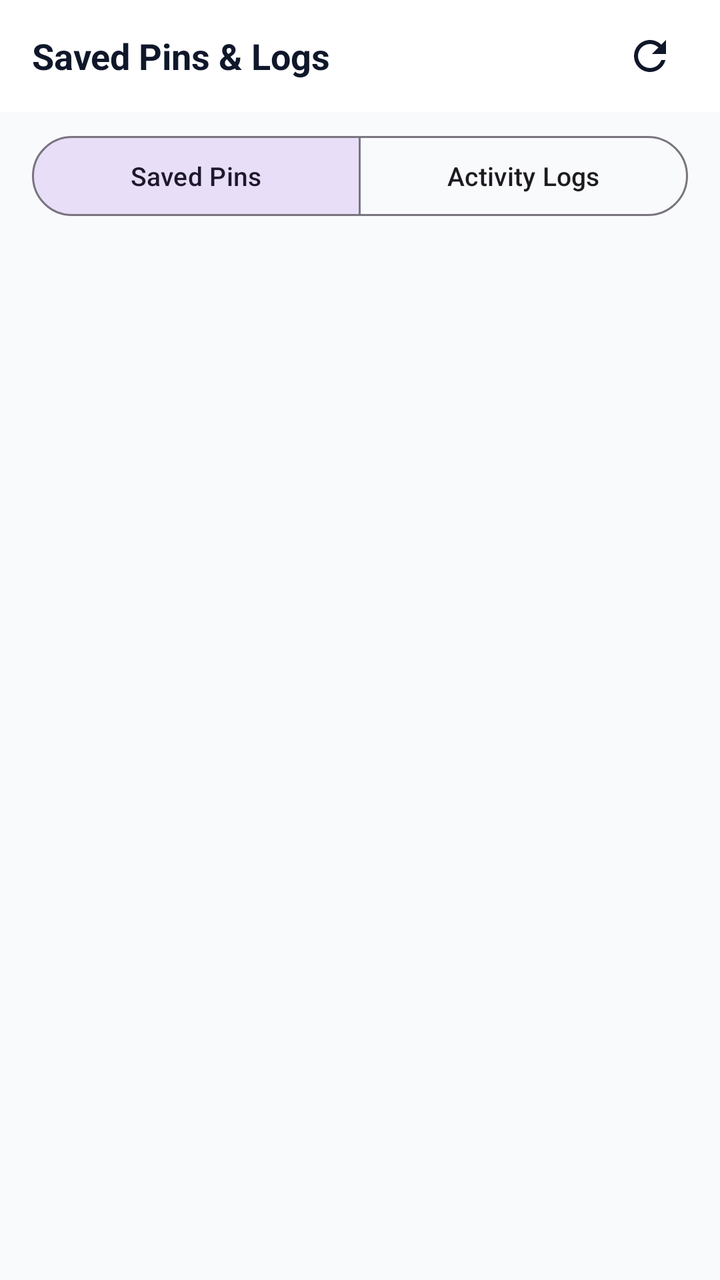
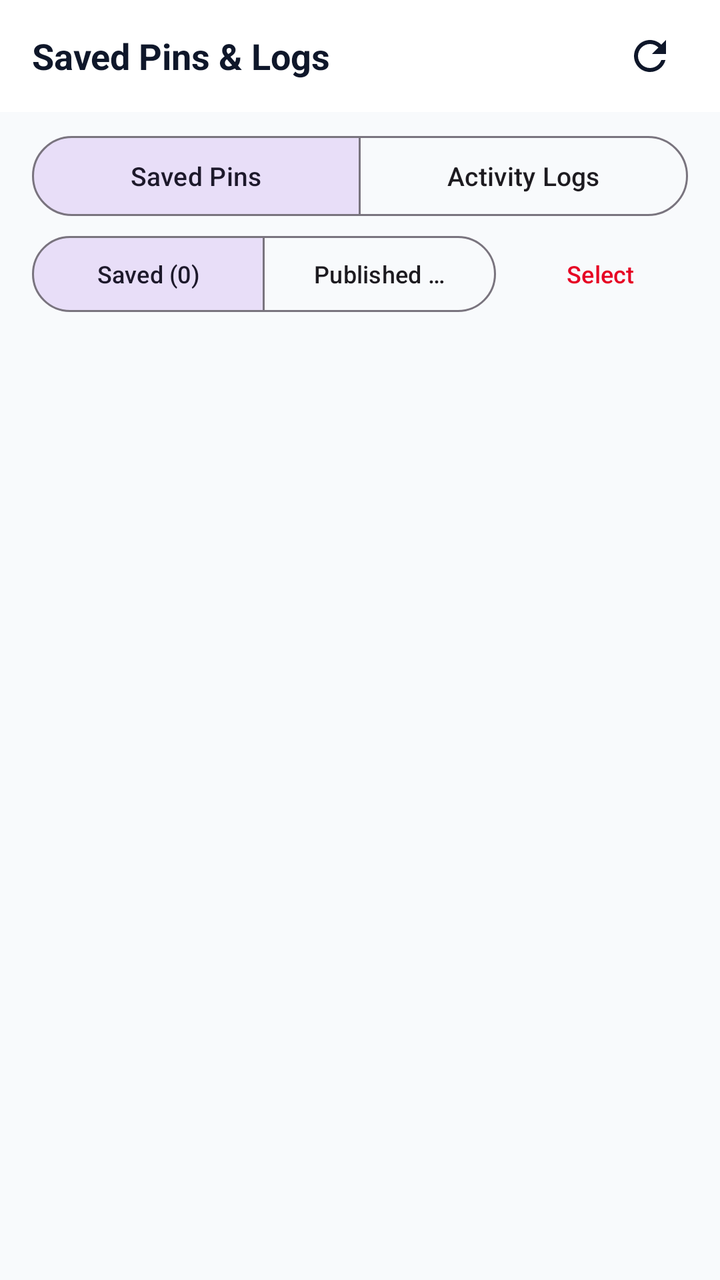

The first picture is an Android layout as it rendered before a commit; the second is the same layout after the commit. The layout source and the unified diff follow.
<!-- AndroidManifest.xml: application theme Theme.PinToInsta -->
<!-- res/layout/fragment_pins_logs.xml -->
<?xml version="1.0" encoding="utf-8"?>
<LinearLayout xmlns:android="http://schemas.android.com/apk/res/android"
    xmlns:app="http://schemas.android.com/apk/res-auto"
    android:layout_width="match_parent"
    android:layout_height="match_parent"
    android:background="@color/background"
    android:orientation="vertical">

    <LinearLayout
        android:layout_width="match_parent"
        android:layout_height="wrap_content"
        android:minHeight="56dp"
        android:background="@color/surface"
        android:gravity="center_vertical"
        android:orientation="horizontal"
        android:paddingHorizontal="16dp"
        android:paddingVertical="8dp">

        <TextView
            android:layout_width="0dp"
            android:layout_height="wrap_content"
            android:layout_weight="1"
            android:text="Saved Pins &amp; Logs"
            android:textColor="@color/text_primary"
            android:textSize="18sp"
            android:textStyle="bold" />

        <ImageButton
            android:id="@+id/btnRefresh"
            android:layout_width="38dp"
            android:layout_height="38dp"
            android:background="?attr/selectableItemBackgroundBorderless"
            android:contentDescription="Refresh"
            android:src="@drawable/ic_refresh"
            app:tint="@color/text_primary" />
    </LinearLayout>

    
    <com.google.android.material.button.MaterialButtonToggleGroup
        android:id="@+id/toggleGroup"
        android:layout_width="match_parent"
        android:layout_height="wrap_content"
        android:layout_marginHorizontal="16dp"
        android:layout_marginVertical="8dp"
        app:checkedButton="@id/btnTabPins"
        app:selectionRequired="true"
        app:singleSelection="true">

        <com.google.android.material.button.MaterialButton
            android:id="@+id/btnTabPins"
            style="@style/Widget.Material3.Button.OutlinedButton"
            android:layout_width="0dp"
            android:layout_height="wrap_content"
            android:layout_weight="1"
            android:text="Saved Pins"
            android:textSize="13sp" />

        <com.google.android.material.button.MaterialButton
            android:id="@+id/btnTabLogs"
            style="@style/Widget.Material3.Button.OutlinedButton"
            android:layout_width="0dp"
            android:layout_height="wrap_content"
            android:layout_weight="1"
            android:text="Activity Logs"
            android:textSize="13sp" />
    </com.google.android.material.button.MaterialButtonToggleGroup>

    <FrameLayout
        android:layout_width="match_parent"
        android:layout_height="0dp"
        android:layout_weight="1">

        
        <androidx.recyclerview.widget.RecyclerView
            android:id="@+id/rvSavedPins"
            android:layout_width="match_parent"
            android:layout_height="match_parent"
            android:clipToPadding="false"
            android:paddingVertical="6dp" />

        
        <androidx.recyclerview.widget.RecyclerView
            android:id="@+id/rvPostLogs"
            android:layout_width="match_parent"
            android:layout_height="match_parent"
            android:clipToPadding="false"
            android:paddingVertical="6dp"
            android:visibility="gone" />

        
        <TextView
            android:id="@+id/tvEmptyState"
            android:layout_width="wrap_content"
            android:layout_height="wrap_content"
            android:layout_gravity="center"
            android:gravity="center"
            android:padding="24dp"
            android:text="No pins saved yet.\nScheduled runs will fetch pins automatically."
            android:textColor="@color/text_muted"
            android:textSize="14sp"
            android:visibility="gone" />
    </FrameLayout>

</LinearLayout>
<!-- resources referenced by this layout -->
<resources>
  <color name="background">#F8FAFC</color>
  <color name="surface">#FFFFFF</color>
  <color name="text_muted">#94A3B8</color>
  <color name="text_primary">#0F172A</color>
  <!-- drawable ic_refresh (drawable) -->
  <?xml version="1.0" encoding="utf-8"?>
  <vector xmlns:android="http://schemas.android.com/apk/res/android"
      android:width="24dp"
      android:height="24dp"
      android:viewportWidth="24"
      android:viewportHeight="24">
      <path
          android:fillColor="#F1F5F9"
          android:pathData="M17.65,6.35C16.2,4.9 14.21,4 12,4c-4.42,0 -7.99,3.58 -7.99,8s3.57,8 7.99,8c3.73,0 6.84,-2.55 7.73,-6h-2.08c-0.82,2.33 -3.04,4 -5.65,4c-3.31,0 -6,-2.69 -6,-6s2.69,-6 6,-6c1.66,0 3.14,0.69 4.22,1.78L13,11h7V4l-2.35,2.35z" />
  </vector>
  <style name="Theme.PinToInsta" parent="Theme.Material3.DayNight.NoActionBar">
          <item name="colorPrimary">@color/primary</item>
          <item name="colorPrimaryVariant">@color/primary_variant</item>
          <item name="colorOnPrimary">@color/on_primary</item>
  
          <item name="colorSecondary">@color/secondary</item>
          <item name="colorSecondaryVariant">@color/secondary_variant</item>
          <item name="colorOnSecondary">@color/on_secondary</item>
  
          <item name="android:colorBackground">@color/background</item>
          <item name="colorSurface">@color/surface</item>
          <item name="colorSurfaceVariant">@color/surface_variant</item>
          <item name="android:textColorPrimary">@color/text_primary</item>
          <item name="android:textColorSecondary">@color/text_secondary</item>
  
          <item name="android:statusBarColor">@color/surface</item>
          <item name="android:navigationBarColor">@color/surface</item>
          <item name="android:windowLightStatusBar" tools:targetApi="m">true</item>
      </style>
  <color name="primary">#E60023</color>
  <color name="primary_variant">#B8001B</color>
  <color name="on_primary">#FFFFFF</color>
  <color name="secondary">#E1306C</color>
  <color name="secondary_variant">#C13584</color>
  <color name="on_secondary">#FFFFFF</color>
  <color name="surface_variant">#F1F5F9</color>
  <color name="text_secondary">#475569</color>
</resources>

<!-- the commit's change to res/layout/fragment_pins_logs.xml (unified diff, before → after) -->
@@ -26,6 +26,18 @@
             android:textStyle="bold" />
 
         <ImageButton
+            android:id="@+id/btnClearLogs"
+            android:layout_width="38dp"
+            android:layout_height="38dp"
+            android:layout_marginEnd="6dp"
+            android:background="?attr/selectableItemBackgroundBorderless"
+            android:contentDescription="Clear Activity Logs"
+            android:padding="7dp"
+            android:src="@drawable/ic_delete"
+            android:visibility="gone"
+            app:tint="@color/status_red" />
+
+        <ImageButton
             android:id="@+id/btnRefresh"
             android:layout_width="38dp"
             android:layout_height="38dp"
@@ -41,7 +53,8 @@
         android:layout_width="match_parent"
         android:layout_height="wrap_content"
         android:layout_marginHorizontal="16dp"
-        android:layout_marginVertical="8dp"
+        android:layout_marginTop="8dp"
+        android:layout_marginBottom="6dp"
         app:checkedButton="@id/btnTabPins"
         app:selectionRequired="true"
         app:singleSelection="true">
@@ -64,6 +77,121 @@
             android:text="Activity Logs"
             android:textSize="13sp" />
     </com.google.android.material.button.MaterialButtonToggleGroup>
+
+    
+    <LinearLayout
+        android:id="@+id/layoutSubTabs"
+        android:layout_width="match_parent"
+        android:layout_height="wrap_content"
+        android:layout_marginHorizontal="16dp"
+        android:layout_marginBottom="6dp"
+        android:gravity="center_vertical"
+        android:orientation="horizontal">
+
+        <com.google.android.material.button.MaterialButtonToggleGroup
+            android:id="@+id/toggleSubTabs"
+            android:layout_width="0dp"
+            android:layout_height="38dp"
+            android:layout_weight="1"
+            app:checkedButton="@id/btnSubSaved"
+            app:selectionRequired="true"
+            app:singleSelection="true">
+
+            <com.google.android.material.button.MaterialButton
+                android:id="@+id/btnSubSaved"
+                style="@style/Widget.Material3.Button.OutlinedButton"
+                android:layout_width="0dp"
+                android:layout_height="match_parent"
+                android:layout_weight="1"
+                android:insetTop="0dp"
+                android:insetBottom="0dp"
+                android:text="Saved (0)"
+                android:textSize="12sp" />
+
+            <com.google.android.material.button.MaterialButton
+                android:id="@+id/btnSubPublished"
+                style="@style/Widget.Material3.Button.OutlinedButton"
+                android:layout_width="0dp"
+                android:layout_height="match_parent"
+                android:layout_weight="1"
+                android:insetTop="0dp"
+                android:insetBottom="0dp"
+                android:text="Published (0)"
+                android:textSize="12sp" />
+        </com.google.android.material.button.MaterialButtonToggleGroup>
+
+        <com.google.android.material.button.MaterialButton
+            android:id="@+id/btnSelectMode"
+            style="@style/Widget.Material3.Button.TextButton"
+            android:layout_width="wrap_content"
+            android:layout_height="38dp"
+            android:layout_marginStart="8dp"
+            android:insetTop="0dp"
+            android:insetBottom="0dp"
+            android:text="Select"
+            android:textColor="@color/primary"
+            android:textSize="12sp" />
+    </LinearLayout>
+
+    
+    <LinearLayout
+        android:id="@+id/layoutSelectionBar"
+        android:layout_width="match_parent"
+        android:layout_height="wrap_content"
+        android:layout_marginHorizontal="16dp"
+        android:layout_marginBottom="6dp"
+        android:background="@drawable/bg_search_chip"
+        android:gravity="center_vertical"
+        android:orientation="horizontal"
+        android:paddingHorizontal="10dp"
+        android:paddingVertical="4dp"
+        android:visibility="gone">
+
+        <CheckBox
+            android:id="@+id/cbSelectAll"
+            android:layout_width="wrap_content"
+            android:layout_height="wrap_content"
+            android:buttonTint="@color/primary"
+            android:text="All"
+            android:textColor="@color/text_primary"
+            android:textSize="12sp" />
+
+        <TextView
+            android:id="@+id/tvSelectedCount"
+            android:layout_width="0dp"
+            android:layout_height="wrap_content"
+            android:layout_marginStart="8dp"
+            android:layout_weight="1"
+            android:text="0 selected"
+            android:textColor="@color/text_primary"
+            android:textSize="12sp"
+            android:textStyle="bold" />
+
+        <com.google.android.material.button.MaterialButton
+            android:id="@+id/btnBulkDelete"
+            style="@style/Widget.Material3.Button.TonalButton"
+            android:layout_width="wrap_content"
+            android:layout_height="36dp"
+            android:backgroundTint="@color/status_red"
+            android:insetTop="0dp"
+            android:insetBottom="0dp"
+            android:text="Delete"
+            android:textColor="@color/white"
+            android:textSize="12sp"
+            app:icon="@drawable/ic_delete"
+            app:iconSize="14dp"
+            app:iconTint="@color/white" />
+
+        <ImageButton
+            android:id="@+id/btnCloseSelection"
+            android:layout_width="36dp"
+            android:layout_height="36dp"
+            android:layout_marginStart="4dp"
+            android:background="?attr/selectableItemBackgroundBorderless"
+            android:contentDescription="Cancel selection"
+            android:src="@drawable/ic_close"
+            app:tint="@color/text_secondary" />
+    </LinearLayout>
 
     <FrameLayout
         android:layout_width="match_parent"
@@ -76,7 +204,7 @@
             android:layout_width="match_parent"
             android:layout_height="match_parent"
             android:clipToPadding="false"
-            android:paddingVertical="6dp" />
+            android:paddingVertical="4dp" />
 
         
         <androidx.recyclerview.widget.RecyclerView
@@ -84,7 +212,7 @@
             android:layout_width="match_parent"
             android:layout_height="match_parent"
             android:clipToPadding="false"
-            android:paddingVertical="6dp"
+            android:paddingVertical="4dp"
             android:visibility="gone" />
 
         
<!-- resource entries referenced after the edit -->
@@ -35,12 +35,46 @@
           <item name="android:windowLightStatusBar" tools:targetApi="m">true</item>
       </style>
   <color name="primary">#E60023</color>
+  <color name="status_red">#EF4444</color>
   <color name="primary_variant">#B8001B</color>
   <color name="on_primary">#FFFFFF</color>
   <color name="secondary">#E1306C</color>
   <color name="secondary_variant">#C13584</color>
   <color name="on_secondary">#FFFFFF</color>
   <color name="surface_variant">#F1F5F9</color>
+  <color name="divider">#E2E8F0</color>
   <color name="text_secondary">#475569</color>
+  <color name="white">#FFFFFF</color>
+  <!-- drawable bg_search_chip (drawable) -->
+  <?xml version="1.0" encoding="utf-8"?>
+  <shape xmlns:android="http://schemas.android.com/apk/res/android"
+      android:shape="rectangle">
+      <corners android:radius="20dp" />
+      <solid android:color="@color/surface_variant" />
+      <stroke android:width="1dp" android:color="@color/divider" />
+      <padding android:left="12dp" android:top="6dp" android:right="12dp" android:bottom="6dp" />
+  </shape>
+  <!-- drawable ic_close (drawable) -->
+  <vector xmlns:android="http://schemas.android.com/apk/res/android"
+      android:width="24dp"
+      android:height="24dp"
+      android:viewportWidth="24"
+      android:viewportHeight="24"
+      android:tint="?attr/colorControlNormal">
+    <path
+        android:fillColor="@android:color/white"
+        android:pathData="M19,6.41L17.59,5 12,10.59 6.41,5 5,6.41 10.59,12 5,17.59 6.41,19 12,13.41 17.59,19 19,17.59 13.41,12z"/>
+  </vector>
+  <!-- drawable ic_delete (drawable) -->
+  <?xml version="1.0" encoding="utf-8"?>
+  <vector xmlns:android="http://schemas.android.com/apk/res/android"
+      android:width="24dp"
+      android:height="24dp"
+      android:viewportWidth="24"
+      android:viewportHeight="24">
+      <path
+          android:fillColor="#EF4444"
+          android:pathData="M6,19c0,1.1 0.9,2 2,2h8c1.1,0 2,-0.9 2,-2V7H6v12zM19,4h-3.5l-1,-1h-5l-1,1H5v2h14V4z" />
+  </vector>
 </resources>
 
